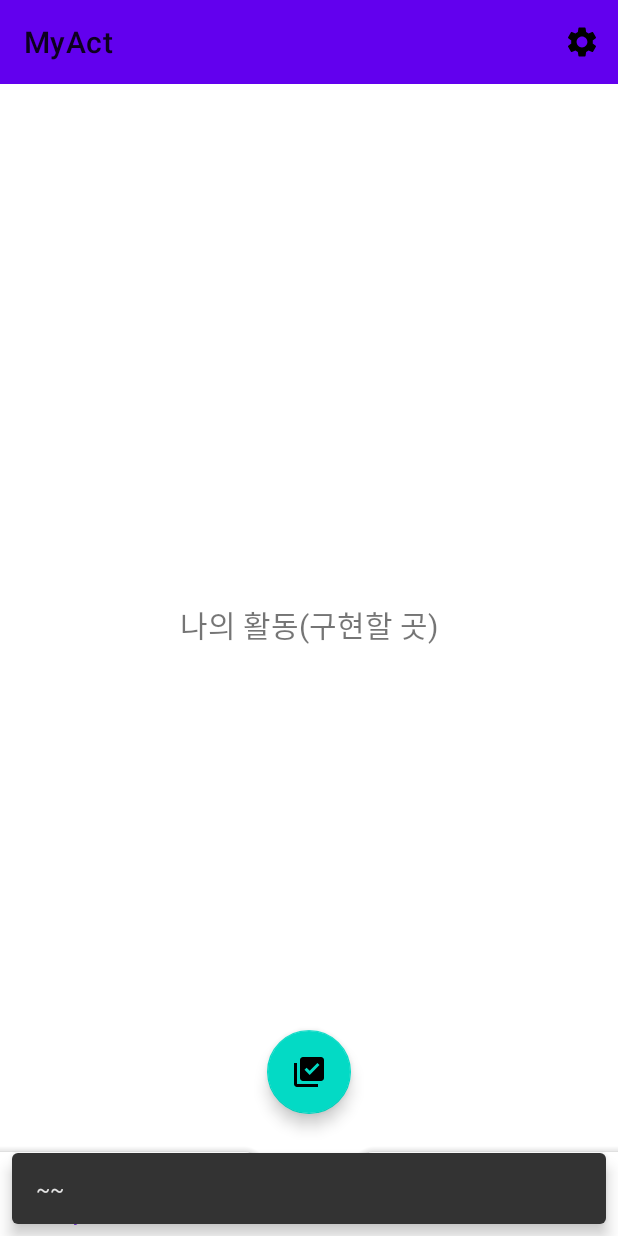
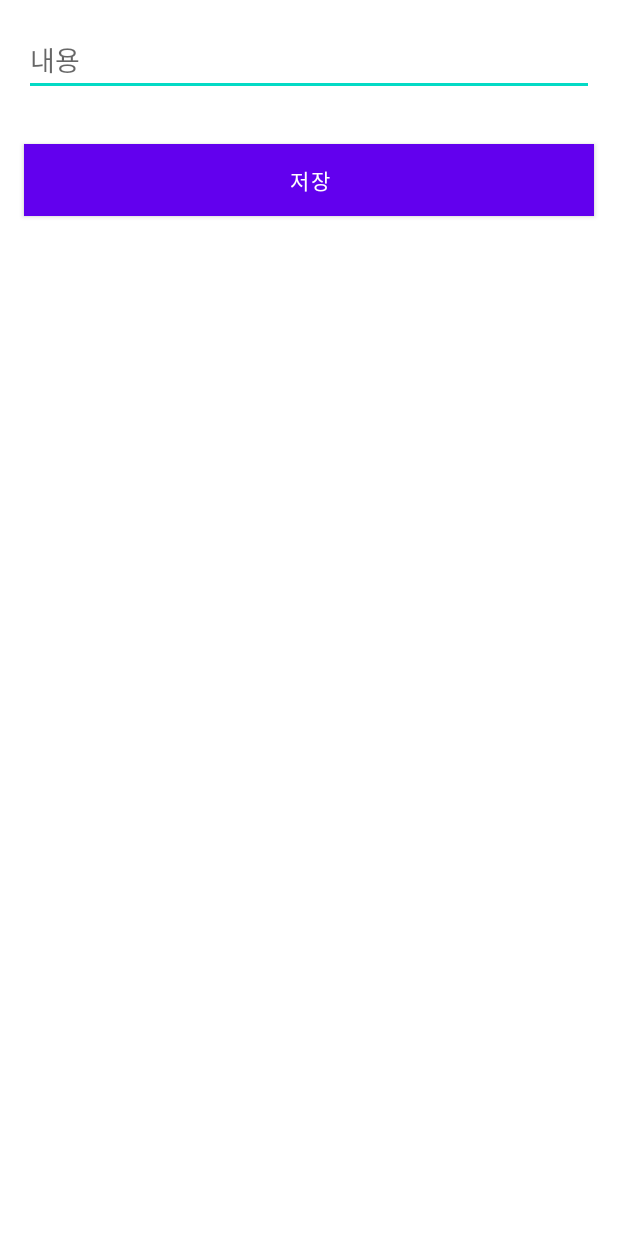
Before and after one commit to yeyechu/ogg, an Android app: the screen it shows after launch (MainActivity before the commit, NewRecordActivity after it), after a tap on "ogg", on a phone screen of 412 x 824 dp. Run offline under Robolectric (Android 15) with nearby library versions, the phone set to English and light mode, and no system bars; our stand-ins replace Room's generated code, navigation-ui.

Commit message:
DB 추가 및 레이아웃 구현

```diff
--- a/app/build.gradle
+++ b/app/build.gradle
@@ -11,7 +11,7 @@ android {
 
     defaultConfig {
         applicationId "com.swu.ogg"
-        minSdk 21
+        minSdk 24
         targetSdk 33
         versionCode 1
         versionName "1.0"
@@ -47,6 +47,7 @@ dependencies {
     // UI
     implementation 'com.google.android.material:material:1.9.0'
     implementation 'androidx.constraintlayout:constraintlayout:2.1.4'
+    implementation 'androidx.viewpager2:viewpager2:1.0.0'
 
     // Lifecycle components
     implementation 'androidx.lifecycle:lifecycle-livedata-ktx:2.5.1'
--- a/app/src/main/AndroidManifest.xml
+++ b/app/src/main/AndroidManifest.xml
@@ -3,6 +3,7 @@
     xmlns:tools="http://schemas.android.com/tools">
 
     <application
+        android:name=".database.RecordsApplication"
         android:allowBackup="true"
         android:dataExtractionRules="@xml/data_extraction_rules"
         android:fullBackupContent="@xml/backup_rules"
@@ -12,6 +13,9 @@
         android:supportsRtl="true"
         android:theme="@style/Theme.Ogg"
         tools:targetApi="31">
+        <activity
+            android:name=".database.NewRecordActivity"
+            android:exported="false" />
         <activity
             android:name=".BeforeProjectStartActivity"
             android:exported="false" />
--- a/app/src/main/java/com/swu/ogg/MainActivity.kt
+++ b/app/src/main/java/com/swu/ogg/MainActivity.kt
@@ -1,23 +1,35 @@
 package com.swu.ogg
 
+import android.app.Activity
 import android.content.Intent
 import android.os.Bundle
 import android.view.Menu
 import android.view.MenuItem
+import android.widget.Toast
+import androidx.activity.viewModels
 import com.google.android.material.bottomnavigation.BottomNavigationView
 import androidx.appcompat.app.AppCompatActivity
+import androidx.lifecycle.Observer
 import androidx.navigation.findNavController
 import androidx.navigation.ui.AppBarConfiguration
 import androidx.navigation.ui.setupActionBarWithNavController
 import androidx.navigation.ui.setupWithNavController
+import androidx.recyclerview.widget.LinearLayoutManager
 import com.google.android.material.floatingactionbutton.FloatingActionButton
 import com.google.android.material.snackbar.Snackbar
+import com.swu.ogg.database.*
 import com.swu.ogg.databinding.ActivityMainBinding
 import com.swu.ogg.member.MemberPasswordFragment
 
 class MainActivity : AppCompatActivity() {
 
     private lateinit var binding: ActivityMainBinding
+
+    // DB에 현재 콘텐츠 표시를 위해 ViewModel에서 LiveData를 관찰하는 관찰자 추가
+    private val newRecordActivityRequestCode = 1
+    private val recordViewModel : RecordViewModel by viewModels {
+        RecordViewModelFactory((application as RecordsApplication).repository)
+    }
 
     override fun onCreate(savedInstanceState: Bundle?) {
         super.onCreate(savedInstanceState)
@@ -44,9 +56,22 @@ class MainActivity : AppCompatActivity() {
         navView.menu.getItem(2).isEnabled = false
 
         val fab : FloatingActionButton = binding.fab
-        fab.setOnClickListener { view ->
-            Snackbar.make(view, "~~", Snackbar.LENGTH_SHORT).setAction("Action", null).show()
+        fab.setOnClickListener {
+            val intent = Intent(this@MainActivity, NewRecordActivity::class.java)
+            startActivityForResult(intent, newRecordActivityRequestCode)
         }
+
+        // ─────────────────────────────────── DB 리사이클러뷰 ───────────────────────────────────
+        val recyclerView = binding.recyclerview
+        val adapter = RecordListAdapter()
+        recyclerView.adapter = adapter
+        recyclerView.layoutManager = LinearLayoutManager(this)
+
+        // 관찰자 추가 -> getAlphabetizedWords가 반환하는 LiveData에 대한
+        // onChanged() : 관찰된 데이터가 변경되고 Activity가 foreground에 있을 때만 실행
+        recordViewModel.allRecords.observe(this, Observer { records ->
+            records.let { adapter.submitList(it) }
+        })
     }
 
     // ─────────────────────────────────── 툴바 함수 ───────────────────────────────────
@@ -70,4 +95,22 @@ class MainActivity : AppCompatActivity() {
         return super.onOptionsItemSelected(item)
     }
 
+    // ─────────────────────────────────── 플로팅버튼 연결 ───────────────────────────────────
+
+    override fun onActivityResult(requestCode: Int, resultCode: Int, intentData: Intent?) {
+        super.onActivityResult(requestCode, resultCode, intentData)
+
+        if(requestCode == newRecordActivityRequestCode && resultCode == Activity.RESULT_OK) {
+            intentData?.getStringExtra(NewRecordActivity.EXTRA_REPLY)?.let {
+                val record = Record(it)
+                recordViewModel.insert(record)
+            }
+        } else {
+            Toast.makeText(
+                applicationContext,
+                "비어있어서 안 저장",
+                Toast.LENGTH_SHORT
+            ).show()
+        }
+    }
 }
--- /dev/null
+++ b/app/src/main/java/com/swu/ogg/database/NewRecordActivity.kt
@@ -0,0 +1,42 @@
+package com.swu.ogg.database
+
+import android.app.Activity
+import android.content.Intent
+import androidx.appcompat.app.AppCompatActivity
+import android.os.Bundle
+import android.text.TextUtils
+import android.widget.Button
+import android.widget.EditText
+import com.swu.ogg.R
+import com.swu.ogg.databinding.ActivityNewRecordBinding
+
+class NewRecordActivity : AppCompatActivity() {
+
+    private lateinit var binding : ActivityNewRecordBinding
+
+    override fun onCreate(savedInstanceState: Bundle?) {
+        super.onCreate(savedInstanceState)
+
+        binding = ActivityNewRecordBinding.inflate(layoutInflater)
+        setContentView(binding.root)
+
+        val editRecordView : EditText = binding.editRecord
+        val button : Button = binding.buttonSave
+        button.setOnClickListener {
+
+            val replyIntent = Intent()
+            if(TextUtils.isEmpty(editRecordView.text)) {
+                setResult(Activity.RESULT_CANCELED, replyIntent)
+            } else {
+                val record = editRecordView.text.toString()
+                replyIntent.putExtra(EXTRA_REPLY, record)
+                setResult(Activity.RESULT_OK, replyIntent)
+            }
+            finish()
+        }
+    }
+
+    companion object {
+        const val EXTRA_REPLY = "com.swu.ogg.recordlistsql.REPLY"
+    }
+}
--- a/app/src/main/java/com/swu/ogg/database/RecordRoomDatabase.kt
+++ b/app/src/main/java/com/swu/ogg/database/RecordRoomDatabase.kt
@@ -26,26 +26,33 @@ public abstract class RecordRoomDatabase : RoomDatabase() {
             super.onCreate(db)
             INSTANCE?.let { database ->
                 scope.launch {
-                    var recordDao = database.recordDao()
-
-                    recordDao.deleteAll()
-
-                    var record = Record("1")
-                    recordDao.insert(record)
+                    populateDatabase(database.recordDao())
                 }
             }
         }
+
+        suspend fun populateDatabase(recordDao : RecordDao) {
+
+            recordDao.deleteAll()
+
+            var record = Record("1")
+            recordDao.insert(record)
+        }
+
+
     }
     companion object {
         // 여러 인스턴스가 동시에 열리는 것을 막기 위해 WordRoomDatabase를 Singleton로 정의
         @Volatile
         private var INSTANCE : RecordRoomDatabase? = null
 
-        fun getDatabase(context : Context,
-                        scope : CoroutineScope
+        fun getDatabase(
+            context : Context,
+            scope : CoroutineScope
         ) : RecordRoomDatabase {
 
             return INSTANCE ?: synchronized(this) {
+
                 val instance = Room.databaseBuilder(
                     context.applicationContext,
                     RecordRoomDatabase::class.java,
@@ -53,6 +60,7 @@ public abstract class RecordRoomDatabase : RoomDatabase() {
                 )
                     .addCallback(RecordDatabasesCallback(scope))
                     .build()
+
                 INSTANCE = instance
                 instance
             }
--- a/app/src/main/java/com/swu/ogg/ui/myactivity/MyActivityFragment.kt
+++ b/app/src/main/java/com/swu/ogg/ui/myactivity/MyActivityFragment.kt
@@ -4,9 +4,10 @@ import android.os.Bundle
 import android.view.LayoutInflater
 import android.view.View
 import android.view.ViewGroup
-import android.widget.TextView
 import androidx.fragment.app.Fragment
 import androidx.lifecycle.ViewModelProvider
+import androidx.viewpager.widget.ViewPager
+import com.google.android.material.tabs.TabLayout
 import com.swu.ogg.databinding.FragmentMyactivityBinding
 
 // 나의 활동 전체 레이아웃 구현부
@@ -14,9 +15,6 @@ import com.swu.ogg.databinding.FragmentMyactivityBinding
 class MyActivityFragment : Fragment() {
 
     private var _binding: FragmentMyactivityBinding? = null
-
-    // This property is only valid between onCreateView and
-    // onDestroyView.
     private val binding get() = _binding!!
 
     override fun onCreateView(
@@ -30,12 +28,14 @@ class MyActivityFragment : Fragment() {
         _binding = FragmentMyactivityBinding.inflate(inflater, container, false)
         val root: View = binding.root
 
-        val textView: TextView = binding.textMyactivity
-        myActivityViewModel.text.observe(viewLifecycleOwner) {
-            textView.text = it
-        }
+//        val stampAdapter = StampAdapter()
+//        val viewPager : ViewPager = binding.viewPager
+//        val tabs : TabLayout = binding.tabs
+//        tabs.setupWithViewPager(viewPager)
+
         return root
     }
+
 
     override fun onDestroyView() {
         super.onDestroyView()
--- a/app/src/main/java/com/swu/ogg/ui/myactivity/MyActivityViewModel.kt
+++ b/app/src/main/java/com/swu/ogg/ui/myactivity/MyActivityViewModel.kt
@@ -2,6 +2,7 @@ package com.swu.ogg.ui.myactivity
 
 import androidx.lifecycle.LiveData
 import androidx.lifecycle.MutableLiveData
+import androidx.lifecycle.Transformations
 import androidx.lifecycle.ViewModel
 
 
@@ -13,8 +14,12 @@ import androidx.lifecycle.ViewModel
 //  ㄴ LiveData 통해 데이터 노출 ▶ 그걸 관찰하고 있는 한 새로운 상태가 다른 Fragment로 푸시
 class MyActivityViewModel : ViewModel() {
 
-    private val _text = MutableLiveData<String>().apply {
-        value = "나의 활동(구현할 곳)"
+    private val _index = MutableLiveData<Int>()
+    val text : LiveData<String> = Transformations.map(_index) {
+        "$it"
     }
-    val text: LiveData<String> = _text
+
+    fun setIndex(index : Int) {
+        _index.value = index
+    }
 }
--- /dev/null
+++ b/app/src/main/res/layout/activity_new_record.xml
@@ -0,0 +1,30 @@
+<?xml version="1.0" encoding="utf-8"?>
+<LinearLayout xmlns:android="http://schemas.android.com/apk/res/android"
+    xmlns:app="http://schemas.android.com/apk/res-auto"
+    xmlns:tools="http://schemas.android.com/tools"
+    android:layout_width="match_parent"
+    android:layout_height="match_parent"
+    android:orientation="vertical"
+    tools:context=".database.NewRecordActivity">
+
+    <EditText
+        android:id="@+id/edit_record"
+        android:layout_width="match_parent"
+        android:layout_height="wrap_content"
+        android:minHeight="@dimen/min_height"
+        android:fontFamily="sans-serif-light"
+        android:hint="@string/hint_string"
+        android:inputType="textAutoComplete"
+        android:layout_margin="@dimen/big_padding"
+        android:textSize="18sp" />
+
+    <Button
+        android:id="@+id/button_save"
+        android:layout_width="match_parent"
+        android:layout_height="wrap_content"
+        android:background="@color/colorPrimary"
+        android:text="@string/button_save"
+        android:layout_margin="@dimen/big_padding"
+        android:textColor="@color/buttonLabel" />
+
+</LinearLayout>
--- a/app/src/main/res/layout/fragment_myactivity.xml
+++ b/app/src/main/res/layout/fragment_myactivity.xml
@@ -1,22 +1,40 @@
 <?xml version="1.0" encoding="utf-8"?>
-<androidx.constraintlayout.widget.ConstraintLayout xmlns:android="http://schemas.android.com/apk/res/android"
+<androidx.coordinatorlayout.widget.CoordinatorLayout xmlns:android="http://schemas.android.com/apk/res/android"
     xmlns:app="http://schemas.android.com/apk/res-auto"
     xmlns:tools="http://schemas.android.com/tools"
     android:layout_width="match_parent"
     android:layout_height="match_parent"
+    android:orientation="vertical"
     tools:context=".ui.myactivity.MyActivityFragment">
 
-    <TextView
-        android:id="@+id/text_myactivity"
+    <com.google.android.material.appbar.AppBarLayout
         android:layout_width="match_parent"
         android:layout_height="wrap_content"
-        android:layout_marginStart="8dp"
-        android:layout_marginTop="8dp"
-        android:layout_marginEnd="8dp"
-        android:textAlignment="center"
-        android:textSize="20sp"
-        app:layout_constraintBottom_toBottomOf="parent"
-        app:layout_constraintEnd_toEndOf="parent"
-        app:layout_constraintStart_toStartOf="parent"
-        app:layout_constraintTop_toTopOf="parent" />
-</androidx.constraintlayout.widget.ConstraintLayout>
+        android:theme="@style/Theme.Ogg">
+
+        <TextView
+            android:id="@+id/title"
+            android:layout_width="wrap_content"
+            android:layout_height="wrap_content"
+            android:gravity="center"
+            android:minHeight="?actionBarSize"
+            android:padding="@dimen/appbar_padding"
+            android:text="@string/app_name"
+            android:textAppearance="@style/TextAppearance.Widget.AppCompat.Toolbar.Title" />
+
+    </com.google.android.material.appbar.AppBarLayout>
+
+    <androidx.viewpager.widget.ViewPager
+        android:id="@+id/view_pager"
+        android:layout_width="match_parent"
+        android:layout_height="match_parent"
+        app:layout_behavior="@string/appbar_scrolling_view_behavior">
+
+        <com.google.android.material.tabs.TabLayout
+            android:id="@+id/tabs"
+            android:layout_width="match_parent"
+            android:layout_height="wrap_content" />
+    </androidx.viewpager.widget.ViewPager>
+
+
+</androidx.coordinatorlayout.widget.CoordinatorLayout>
--- a/app/src/main/res/values/dimens.xml
+++ b/app/src/main/res/values/dimens.xml
@@ -6,4 +6,8 @@
     <dimen name="big_padding">16dp</dimen>
     <dimen name="min_height">48dp</dimen>
 
+    <dimen name="appbar_padding">16dp</dimen>
+    <dimen name="fab_margin">16dp</dimen>
+    <dimen name="appbar_padding_top">8dp</dimen>
+
 </resources>
--- a/app/src/main/res/values/strings.xml
+++ b/app/src/main/res/values/strings.xml
@@ -16,4 +16,8 @@
     <string name="button_save">저장</string>
     <string name="empty_not_saved">비어있어서 안 저장</string>
 
+    <!-- 나의 활동 -->
+    <string name="tab_label1">전체</string>
+    <string name="tab_label2">오늘</string>
+
 </resources>
```
Also changed, not shown: app/src/main/java/com/swu/ogg/ui/myactivity/MyActivityObjectFragment.kt (added, +58 -0 lines), app/src/main/java/com/swu/ogg/ui/myactivity/PlaceholderFragment.kt (added, +54 -0 lines), app/src/main/java/com/swu/ogg/ui/myactivity/StampAdapter.kt (added, +29 -0 lines), app/src/main/res/layout/activity_main.xml (+11 -0 lines), app/src/main/res/layout/fragment_my_activity_tab.xml (added, +23 -0 lines), app/src/main/res/values/themes.xml (+8 -0 lines).
